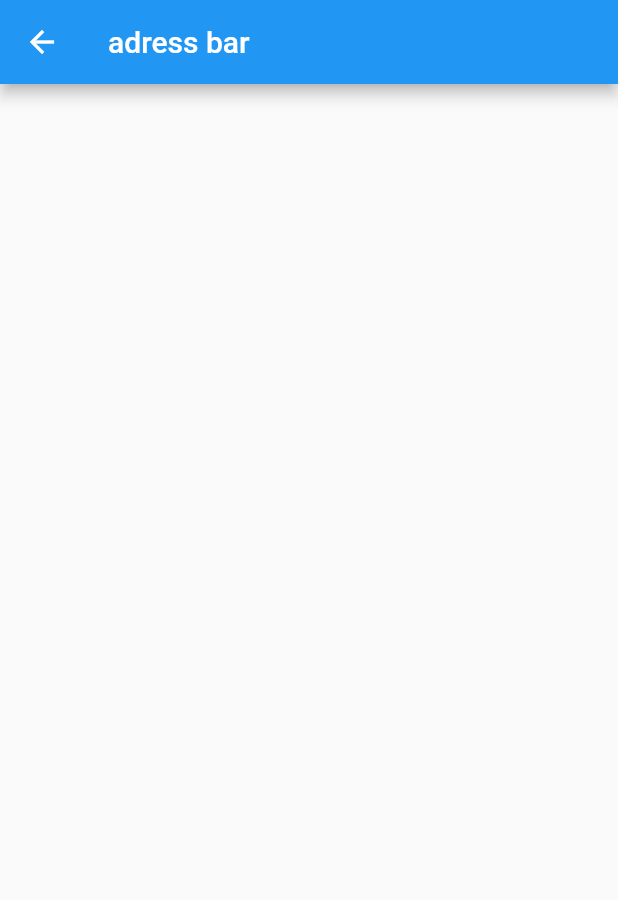
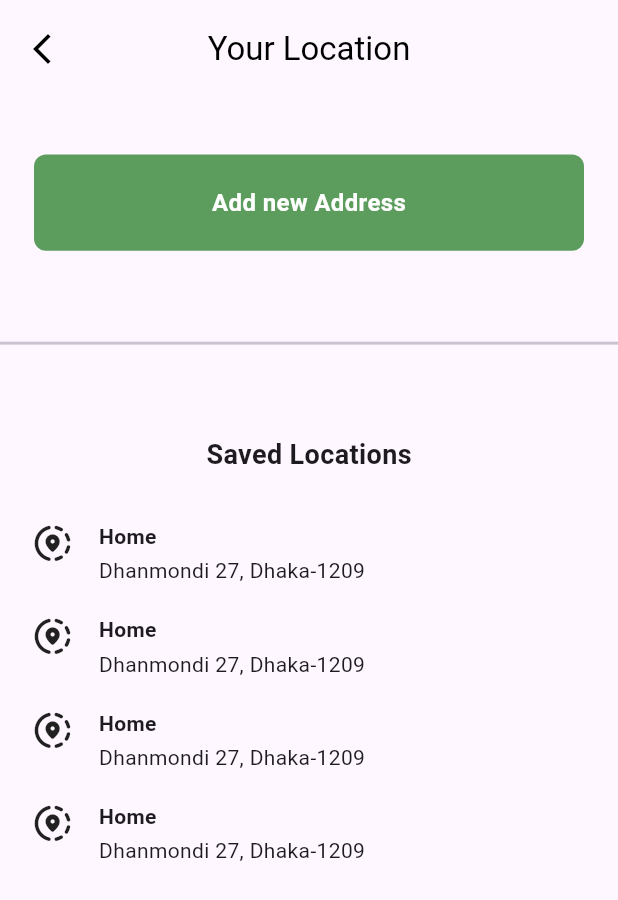
Before and after one commit to Saif64/LaundryMama, a Flutter app: the screen it shows after launch, after a tap on "Dhanmondi 27, Dhaka-1209", on a phone screen of 412 x 824 dp. Shown: the top 900 px of the screen. Run offline on Flutter 3.47's test engine with Material 2 defaults, Android fonts, the light colour scheme and no system bars; drawn by our look-alikes of auto_size_text; our stand-ins replace flutter_animate, flutter_spinkit, gap, google_fonts, lottie, otp_text_field.

Commit message:
homepage and many things

```diff
--- a/frontend/laundry_mama/lib/main.dart
+++ b/frontend/laundry_mama/lib/main.dart
@@ -17,7 +17,7 @@ class MyApp extends StatelessWidget {
   Widget build(BuildContext context) {
     return MaterialApp(
       // darkTheme: ThemeData.dark(),
-      // theme: ThemeData.light(),
+      theme: ThemeData.light(useMaterial3: true),
       debugShowCheckedModeBanner: false,
       initialRoute: HOMEPAGE,
       routes: {
--- a/frontend/laundry_mama/lib/pages/address_page.dart
+++ b/frontend/laundry_mama/lib/pages/address_page.dart
@@ -1,4 +1,12 @@
+import 'package:auto_size_text/auto_size_text.dart';
 import 'package:flutter/material.dart';
+import 'package:gap/gap.dart';
+import 'package:laundry_mama/widgets/back_button.dart';
+import 'package:laundry_mama/widgets/head4.dart';
+import 'package:laundry_mama/widgets/locations.dart';
+import 'package:laundry_mama/widgets/long_button.dart';
+
+import '../widgets/head5.dart';
 
 class AdressPage extends StatefulWidget {
   const AdressPage({super.key});
@@ -8,11 +16,94 @@ class AdressPage extends StatefulWidget {
 }
 
 class _AdressPageState extends State<AdressPage> {
+  openAddNewAdressModal() {
+    showModalBottomSheet<void>(
+      context: context,
+      builder: (BuildContext context) {
+        final width = MediaQuery.of(context).size.width;
+        final height = MediaQuery.of(context).size.height;
+
+        return Container(
+          height: 200,
+          color: const Color.fromARGB(255, 230, 228, 228),
+          child: Center(
+            child: Column(
+              mainAxisAlignment: MainAxisAlignment.start,
+              children: [
+                Gap(height * 0.003),
+                Container(
+                  decoration: const BoxDecoration(
+                    borderRadius: BorderRadius.all(Radius.circular(10)),
+                    color: Colors.black,
+                  ),
+                  width: 50,
+                  height: 5,
+                ),
+                Gap(height * 0.02),
+                const Head5(text: 'Add new address'),
+                Gap(height * 0.02),
+                ElevatedButton(
+                  child: const Text('Close BottomSheet'),
+                  onPressed: () => Navigator.pop(context),
+                ),
+              ],
+            ),
+          ),
+        );
+      },
+    );
+  }
+
   @override
   Widget build(BuildContext context) {
+    final height = MediaQuery.of(context).size.height;
+
     return Scaffold(
       appBar: AppBar(
-        title: Text('adress bar'),
+        title: Text(
+          'Your Location',
+          style: TextStyle(color: Theme.of(context).shadowColor),
+        ),
+        centerTitle: true,
+        backgroundColor: Theme.of(context).scaffoldBackgroundColor,
+        elevation: 0,
+        toolbarHeight: height * 0.08,
+        automaticallyImplyLeading: false,
+        leading: const BackBtn(),
+      ),
+      body: Column(
+        children: [
+          Gap(height * 0.045),
+          LongButton(
+            onTap: openAddNewAdressModal,
+            text: 'Add new Address',
+          ),
+          Gap(height * 0.065),
+          const Divider(thickness: 2),
+          Gap(height * 0.065),
+          const Hero(
+            tag: 'address',
+            child: Material(
+              type: MaterialType.transparency,
+              child: AutoSizeText(
+                'Saved Locations',
+                style: TextStyle(
+                  fontWeight: FontWeight.w700,
+                  fontSize: 18,
+                ),
+              ),
+            ),
+          ),
+          Gap(height * 0.03),
+          Expanded(
+            child: ListView.builder(
+              itemCount: 4,
+              itemBuilder: (BuildContext context, int index) {
+                return const LocationTiles();
+              },
+            ),
+          ),
+        ],
       ),
     );
   }
--- a/frontend/laundry_mama/lib/pages/homepage.dart
+++ b/frontend/laundry_mama/lib/pages/homepage.dart
@@ -1,6 +1,11 @@
 import 'package:auto_size_text/auto_size_text.dart';
 import 'package:flutter/material.dart';
+import 'package:gap/gap.dart';
 import 'package:laundry_mama/global/routes.dart';
+import 'package:laundry_mama/widgets/box_hor.dart';
+
+import '../widgets/head4.dart';
+import '../widgets/price_chart.dart';
 
 class HomePage extends StatefulWidget {
   const HomePage({super.key});
@@ -22,11 +27,76 @@ class _HomePageState extends State<HomePage> {
   @override
   Widget build(BuildContext context) {
     final width = MediaQuery.of(context).size.width;
+    final height = MediaQuery.of(context).size.height;
 
     return Scaffold(
-      appBar: AppBar(
+      appBar: homepageAppbar(context, width),
+      body: SingleChildScrollView(
+        child: Padding(
+          padding: EdgeInsets.symmetric(horizontal: width * 0.065),
+          child: Column(
+            crossAxisAlignment: CrossAxisAlignment.start,
+            children: [
+              Gap(height * 0.025),
+              const AutoSizeText(
+                'Hi, saif',
+                style: TextStyle(
+                  fontSize: 24,
+                  fontWeight: FontWeight.w300,
+                ),
+              ),
+              Gap(height * 0.015),
+              const Head4(text: 'Get your clothes done in \n3 simple steps'),
+              Gap(height * 0.012),
+              SizedBox(
+                height: height * 0.18,
+                child: SingleChildScrollView(
+                  scrollDirection: Axis.horizontal,
+                  child: Row(
+                    children: [
+                      HorizBox(
+                        buttonText: 'Add Clothes',
+                        descriptionText:
+                            'Start your \nlaundry by adding basket',
+                        isCurrent: true,
+                        containerWidth: width * 0.36,
+                        onPressed: () {},
+                      ),
+                      HorizBox(
+                        buttonText: 'Reivew',
+                        descriptionText:
+                            'Laundry in process... \nthanks for waiting',
+                        isCurrent: false,
+                        containerWidth: width * 0.42,
+                      ),
+                      HorizBox(
+                        buttonText: 'Reivew',
+                        descriptionText: 'Out for delivery ',
+                        isCurrent: false,
+                        containerWidth: width * 0.42,
+                      ),
+                    ],
+                  ),
+                ),
+              ),
+              Gap(height * 0.018),
+              const Head4(
+                text: 'Price Chart',
+              ),
+              Gap(height * 0.018),
+              PriceChart(height: height, width: width)
+            ],
+          ),
+        ),
+      ),
+    );
+  }
+
+  AppBar homepageAppbar(BuildContext context, double width) {
+    return AppBar(
       elevation: 0,
       backgroundColor: Theme.of(context).scaffoldBackgroundColor,
+      centerTitle: false,
       title: TextButton(
         onPressed: toAdressPage,
         child: Row(children: [
@@ -34,10 +104,16 @@ class _HomePageState extends State<HomePage> {
             Icons.location_on_outlined,
             color: Theme.of(context).shadowColor,
           ),
-            AutoSizeText(
+          Hero(
+            tag: 'address',
+            child: Material(
+              type: MaterialType.transparency,
+              child: AutoSizeText(
                 initialLocation,
                 style: TextStyle(
                     color: Theme.of(context).shadowColor,
+                    fontWeight: FontWeight.w700),
+              ),
             ),
           ),
         ]),
@@ -65,17 +141,12 @@ class _HomePageState extends State<HomePage> {
             child: CircleAvatar(
               maxRadius: width * 0.05,
               minRadius: width * 0.03,
-                child: ClipRRect(
-                  borderRadius: BorderRadius.circular(50),
-                  child: Image.asset(
-                    'assets/images/profile_avatar.png',
-                  ),
-                ),
+              backgroundImage:
+                  const AssetImage('assets/images/professional image.jpeg'),
             ),
           ),
         ),
       ],
-      ),
     );
   }
 }
--- a/frontend/laundry_mama/lib/pages/login_page.dart
+++ b/frontend/laundry_mama/lib/pages/login_page.dart
@@ -99,7 +99,10 @@ class _LoginPageState extends State<LoginPage> with TickerProviderStateMixin {
               ),
               SizedBox(height: height * 0.035),
               LongButton(
-                onTap: () => Navigator.pushReplacementNamed(context, HOMEPAGE),
+                onTap: () {
+                  Navigator.of(context).popUntil((route) => route.isFirst);
+                  Navigator.pushReplacementNamed(context, HOMEPAGE);
+                },
                 text: 'Continue the journey',
               ),
               SizedBox(height: height * 0.01),
--- a/frontend/laundry_mama/lib/pages/otp_page.dart
+++ b/frontend/laundry_mama/lib/pages/otp_page.dart
@@ -20,6 +20,8 @@ class _OtpPageState extends State<OtpPage> {
     return Scaffold(
       appBar: AppBar(
         automaticallyImplyLeading: false,
+        backgroundColor: Theme.of(context).scaffoldBackgroundColor,
+        elevation: 0,
       ),
       body: Column(
         mainAxisAlignment: MainAxisAlignment.center,
--- /dev/null
+++ b/frontend/laundry_mama/lib/widgets/back_button.dart
@@ -0,0 +1,18 @@
+import 'package:flutter/material.dart';
+
+class BackBtn extends StatelessWidget {
+  const BackBtn({
+    super.key,
+  });
+
+  @override
+  Widget build(BuildContext context) {
+    return IconButton(
+      icon: Icon(
+        Icons.arrow_back_ios_new,
+      ),
+      color: Theme.of(context).shadowColor,
+      onPressed: () => Navigator.of(context).popUntil((route) => route.isFirst),
+    );
+  }
+}
--- /dev/null
+++ b/frontend/laundry_mama/lib/widgets/box_hor.dart
@@ -0,0 +1,77 @@
+import 'package:auto_size_text/auto_size_text.dart';
+import 'package:flutter/material.dart';
+import 'package:gap/gap.dart';
+
+class HorizBox extends StatelessWidget {
+  const HorizBox({
+    super.key,
+    required this.buttonText,
+    required this.descriptionText,
+    required this.isCurrent,
+    required this.containerWidth,
+    this.onPressed,
+  });
+
+  final String buttonText;
+  final String descriptionText;
+  final bool isCurrent;
+  final double containerWidth;
+  final void Function()? onPressed;
+
+  @override
+  Widget build(BuildContext context) {
+    final width = MediaQuery.of(context).size.width;
+    final height = MediaQuery.of(context).size.height;
+
+    return Padding(
+      padding: EdgeInsets.only(
+        top: height * 0.019,
+        right: width * 0.025,
+        bottom: height * 0.019,
+      ),
+      child: Container(
+        width: containerWidth,
+        decoration: BoxDecoration(
+          border: Border.all(color: Colors.black),
+          borderRadius: BorderRadius.circular(10),
+        ),
+        child: Padding(
+          padding: EdgeInsets.symmetric(horizontal: width * 0.015, vertical: 2),
+          child: Column(
+            crossAxisAlignment: CrossAxisAlignment.center,
+            children: [
+              ElevatedButton(
+                style: ElevatedButton.styleFrom(
+                  backgroundColor: isCurrent
+                      ? Color.fromARGB(255, 32, 123, 148)
+                      : Color.fromARGB(255, 196, 192, 192),
+                  enableFeedback: true,
+                  elevation: 0,
+                  shape: ContinuousRectangleBorder(
+                      borderRadius: BorderRadius.circular(45)),
+                ),
+                onPressed: onPressed,
+                child: AutoSizeText(
+                  buttonText,
+                  style: TextStyle(
+                    fontWeight: FontWeight.w600,
+                    fontSize: 14,
+                    color: isCurrent ? Colors.white : Colors.black,
+                  ),
+                ),
+              ),
+              Gap(7),
+              AutoSizeText(
+                descriptionText,
+                textAlign: TextAlign.start,
+                style: TextStyle(
+                  fontWeight: FontWeight.w300,
+                ),
+              )
+            ],
+          ),
+        ),
+      ),
+    );
+  }
+}
--- /dev/null
+++ b/frontend/laundry_mama/lib/widgets/head4.dart
@@ -0,0 +1,21 @@
+import 'package:auto_size_text/auto_size_text.dart';
+import 'package:flutter/material.dart';
+
+class Head4 extends StatelessWidget {
+  const Head4({
+    super.key,
+    required this.text,
+  });
+  final String text;
+
+  @override
+  Widget build(BuildContext context) {
+    return AutoSizeText(
+      text,
+      style: TextStyle(
+        fontSize: 24,
+        fontWeight: FontWeight.w700,
+      ),
+    );
+  }
+}
--- /dev/null
+++ b/frontend/laundry_mama/lib/widgets/head5.dart
@@ -0,0 +1,24 @@
+import 'package:auto_size_text/auto_size_text.dart';
+import 'package:flutter/material.dart';
+
+class Head5 extends StatelessWidget {
+  const Head5({
+    super.key,
+    required this.text,
+    this.color,
+  });
+  final String text;
+  final Color? color;
+
+  @override
+  Widget build(BuildContext context) {
+    return AutoSizeText(
+      text,
+      style: TextStyle(
+        fontSize: 18,
+        color: color,
+        fontWeight: FontWeight.w700,
+      ),
+    );
+  }
+}
--- /dev/null
+++ b/frontend/laundry_mama/lib/widgets/locations.dart
@@ -0,0 +1,38 @@
+import 'package:auto_size_text/auto_size_text.dart';
+import 'package:flutter/material.dart';
+import 'package:gap/gap.dart';
+
+class LocationTiles extends StatelessWidget {
+  const LocationTiles({super.key});
+
+  @override
+  Widget build(BuildContext context) {
+    return Padding(
+      padding: EdgeInsets.symmetric(
+          horizontal: MediaQuery.of(context).size.width * 0.05,
+          vertical: MediaQuery.of(context).size.height * 0.008),
+      child: Row(
+        crossAxisAlignment: CrossAxisAlignment.start,
+        children: [
+          Icon(
+            Icons.share_location_rounded,
+            size: MediaQuery.of(context).size.width * 0.07,
+          ),
+          Gap(MediaQuery.of(context).size.width * 0.04),
+          const Column(
+            crossAxisAlignment: CrossAxisAlignment.start,
+            children: [
+              AutoSizeText(
+                'Home',
+                style: TextStyle(fontWeight: FontWeight.bold),
+              ),
+              Gap(3),
+              AutoSizeText('Dhanmondi 27, Dhaka-1209'),
+              Gap(6),
+            ],
+          )
+        ],
+      ),
+    );
+  }
+}
--- /dev/null
+++ b/frontend/laundry_mama/lib/widgets/price_chart.dart
@@ -0,0 +1,69 @@
+import 'package:auto_size_text/auto_size_text.dart';
+import 'package:flutter/material.dart';
+import 'package:gap/gap.dart';
+import 'package:laundry_mama/widgets/head5.dart';
+
+class PriceChart extends StatelessWidget {
+  const PriceChart({
+    super.key,
+    required this.height,
+    required this.width,
+  });
+
+  final double height;
+  final double width;
+
+  @override
+  Widget build(BuildContext context) {
+    return Stack(
+      children: [
+        Container(
+          width: double.infinity,
+          height: height * 0.28,
+          decoration: const BoxDecoration(
+            color: Color.fromARGB(255, 41, 47, 57),
+            borderRadius: BorderRadius.all(Radius.circular(30)),
+          ),
+          child: Padding(
+            padding: EdgeInsets.symmetric(
+                horizontal: width * 0.03, vertical: height * 0.02),
+            child: Column(
+              crossAxisAlignment: CrossAxisAlignment.start,
+              children: [
+                const Head5(
+                  text: 'Regular Iron + Wash',
+                  color: Colors.white,
+                ),
+                Gap(height * 0.018),
+                Expanded(
+                  child: ListView.builder(
+                    itemCount: 4,
+                    itemBuilder: (BuildContext context, int index) {
+                      return Padding(
+                        padding: EdgeInsets.symmetric(vertical: height * 0.01),
+                        child: const AutoSizeText(
+                          'Upto weight 4.5kg ➜ 220BDT - 330BDT',
+                          style: TextStyle(
+                              fontWeight: FontWeight.w400, color: Colors.white),
+                        ),
+                      );
+                    },
+                  ),
+                ),
+              ],
+            ),
+          ),
+        ),
+        Positioned(
+          top: 10,
+          right: 10,
+          child: Icon(
+            Icons.track_changes_outlined,
+            size: MediaQuery.of(context).size.width * 0.15,
+            color: Colors.white,
+          ),
+        )
+      ],
+    );
+  }
+}
--- a/frontend/laundry_mama/pubspec.yaml
+++ b/frontend/laundry_mama/pubspec.yaml
@@ -42,6 +42,7 @@ dependencies:
   flutter_spinkit: ^5.2.0
   otp_text_field: ^1.1.3
   auto_size_text: ^3.0.0
+  gap: ^3.0.1
 
 dev_dependencies:
   flutter_test:
```
Also changed, not shown: frontend/laundry_mama/assets/images/professional image.jpeg (added), frontend/laundry_mama/pubspec.lock, 2 other files. Lines whose indentation alone changed are shown as unchanged.
